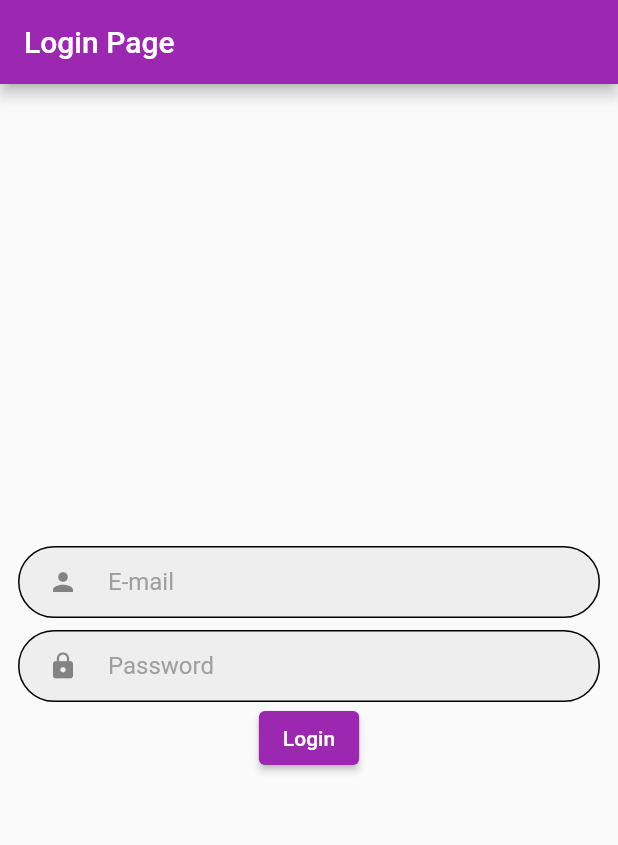
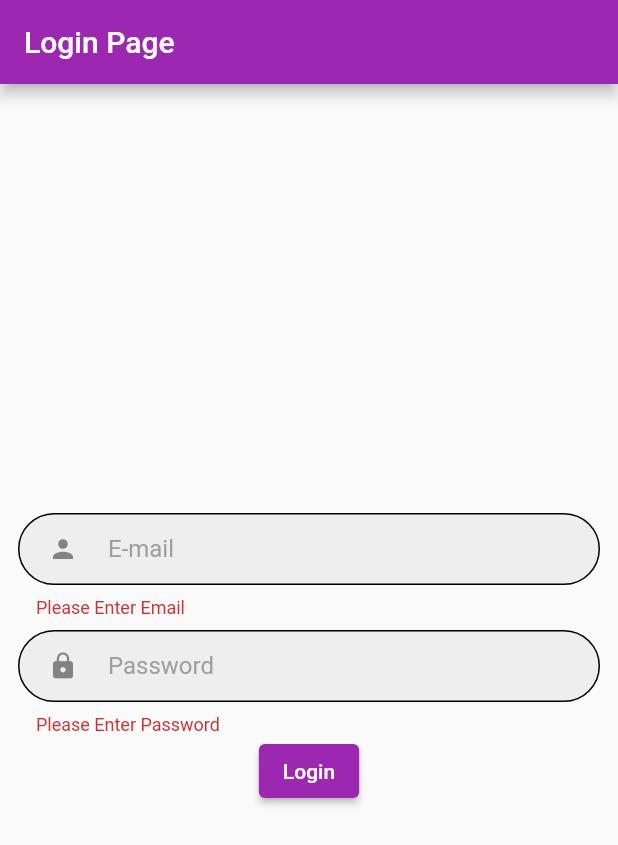
Before and after one commit to ozkayas/auth_manager, a Flutter app: the screen it shows after launch, after a tap on "Login", on a phone screen of 412 x 824 dp. Shown: the top 845 px of the screen. Run offline on Flutter 3.47's test engine with Material 2 defaults, Android fonts, the phone set to English and light mode, and no system bars; our stand-ins replace get.

Commit message:
Add login method and form validation

```diff
--- a/lib/login/login_view.dart
+++ b/lib/login/login_view.dart
@@ -1,4 +1,6 @@
+import 'package:auth_manager/login/login_view_model.dart';
 import 'package:flutter/material.dart';
+import 'package:get/get.dart';
 
 class LoginView extends StatefulWidget {
   const LoginView({Key? key}) : super(key: key);
@@ -8,6 +10,12 @@ class LoginView extends StatefulWidget {
 }
 
 class _LoginViewState extends State<LoginView> {
+  final GlobalKey<FormState> formKey = GlobalKey();
+  LoginViewModel _viewModel = Get.put(LoginViewModel());
+
+  TextEditingController emailCtr = TextEditingController();
+  TextEditingController passwordCtr = TextEditingController();
+
   @override
   Widget build(BuildContext context) {
     return Scaffold(
@@ -17,18 +25,36 @@ class _LoginViewState extends State<LoginView> {
       body: Padding(
         padding: const EdgeInsets.symmetric(horizontal: 12.0),
         child: Form(
+          autovalidateMode: AutovalidateMode.onUserInteraction,
+          key: formKey,
           child: Column(mainAxisAlignment: MainAxisAlignment.center, children: [
             TextFormField(
+              controller: emailCtr,
+              validator: (value) {
+                return (value == null || value.isEmpty)
+                    ? 'Please Enter Email'
+                    : null;
+              },
               decoration: inputDecoration('E-mail', Icons.person),
             ),
             SizedBox(
               height: 8,
             ),
             TextFormField(
+              validator: (value) {
+                return (value == null || value.isEmpty)
+                    ? 'Please Enter Password'
+                    : null;
+              },
+              controller: passwordCtr,
               decoration: inputDecoration('Password', Icons.lock),
             ),
             ElevatedButton(
-              onPressed: () {},
+              onPressed: () {
+                if (formKey.currentState?.validate() ?? false) {
+                  _viewModel.fetchLogin(emailCtr.text, passwordCtr.text);
+                }
+              },
               child: Text('Login'),
             )
           ]),
@@ -61,5 +87,11 @@ InputDecoration inputDecoration(String labelText, IconData iconData,
     focusedBorder: OutlineInputBorder(
         borderRadius: BorderRadius.circular(30),
         borderSide: BorderSide(color: Colors.black)),
+    errorBorder: OutlineInputBorder(
+        borderRadius: BorderRadius.circular(30),
+        borderSide: BorderSide(color: Colors.black)),
+    border: OutlineInputBorder(
+        borderRadius: BorderRadius.circular(30),
+        borderSide: BorderSide(color: Colors.black)),
   );
 }
--- a/lib/login/login_view_model.dart
+++ b/lib/login/login_view_model.dart
@@ -1,3 +1,4 @@
+import 'package:auth_manager/login/model/login_request_model.dart';
 import 'package:auth_manager/login/service/login_service.dart';
 import 'package:get/get_state_manager/src/simple/get_controllers.dart';
 
@@ -9,4 +10,15 @@ class LoginViewModel extends GetxController {
     super.onInit();
     _loginService = LoginService();
   }
+
+  Future<void> fetchLogin(String email, String password) async {
+    final response = await _loginService
+        .fetchLogin(LoginRequestModel(email: email, password: password));
+
+    if (response != null) {
+      //Response will be cached
+
+      // Navigate to home view
+    }
+  }
 }
```
